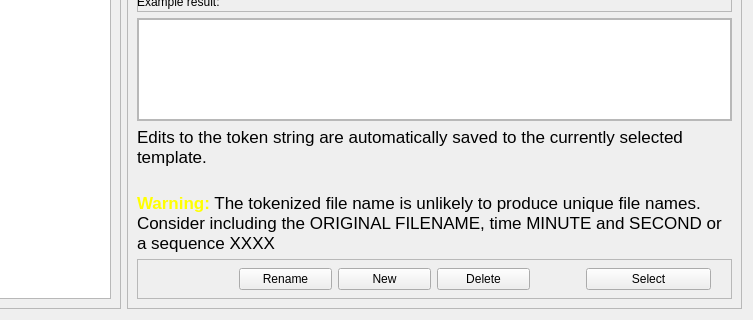
Before: the Qt Designer form Dialogs/tokendlg.ui in towhee/Winnow64, drawn with Qt 5; both pictures show x 90 to 843 and y 235 to 555 of the 843 by 555 pixel window.
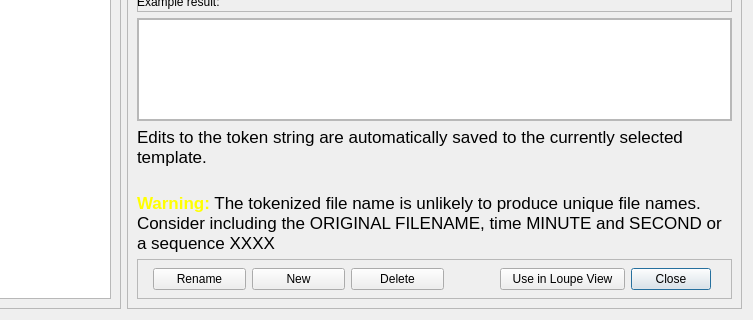
After: the same form once the commit is applied. Custom widgets are drawn as their Qt base class.

Patch:
```diff
--- a/Dialogs/tokendlg.ui
+++ b/Dialogs/tokendlg.ui
@@ -620,7 +620,27 @@
             <enum>Qt::NoFocus</enum>
            </property>
            <property name="text">
-            <string>Select</string>
+            <string>Use in Loupe View</string>
+           </property>
+          </widget>
+         </item>
+         <item>
+          <spacer name="horizontalSpacer_3">
+           <property name="orientation">
+            <enum>Qt::Horizontal</enum>
+           </property>
+           <property name="sizeHint" stdset="0">
+            <size>
+             <width>20</width>
+             <height>20</height>
+            </size>
+           </property>
+          </spacer>
+         </item>
+         <item>
+          <widget class="QPushButton" name="closeBtn">
+           <property name="text">
+            <string>Close</string>
            </property>
           </widget>
          </item>
```
Left out of the diff: 12 changed lines with no effect on the pictures.
